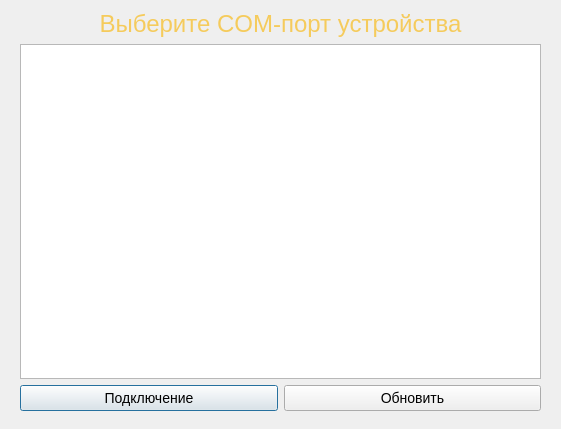
This is connectwidget.ui in proleaveprod/RS_Graphics as Qt 5 draws it before an edit. The edited form follows.
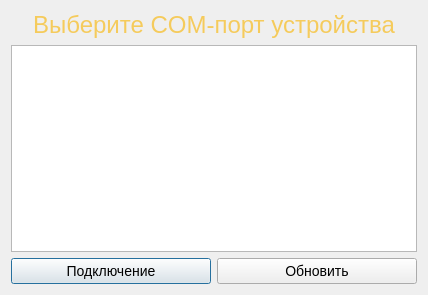
This is the edited form.

The edit to the form file:
```diff
--- a/connectwidget.ui
+++ b/connectwidget.ui
@@ -6,8 +6,8 @@
    <rect>
     <x>0</x>
     <y>0</y>
-    <width>561</width>
-    <height>429</height>
+    <width>428</width>
+    <height>295</height>
    </rect>
   </property>
   <property name="windowTitle">
@@ -18,15 +18,8 @@
 background-color: &quot;#242423&quot;;
 </string>
   </property>
-  <widget class="QWidget" name="">
-   <property name="geometry">
-    <rect>
-     <x>20</x>
-     <y>10</y>
-     <width>521</width>
-     <height>401</height>
-    </rect>
-   </property>
+  <layout class="QVBoxLayout" name="verticalLayout_3">
+   <item>
    <layout class="QVBoxLayout" name="verticalLayout_2">
     <item>
      <layout class="QVBoxLayout" name="verticalLayout">
@@ -86,7 +79,8 @@
      </layout>
     </item>
    </layout>
-  </widget>
+   </item>
+  </layout>
  </widget>
  <resources/>
  <connections/>
```
Lines whose indentation alone changed are shown as unchanged.
